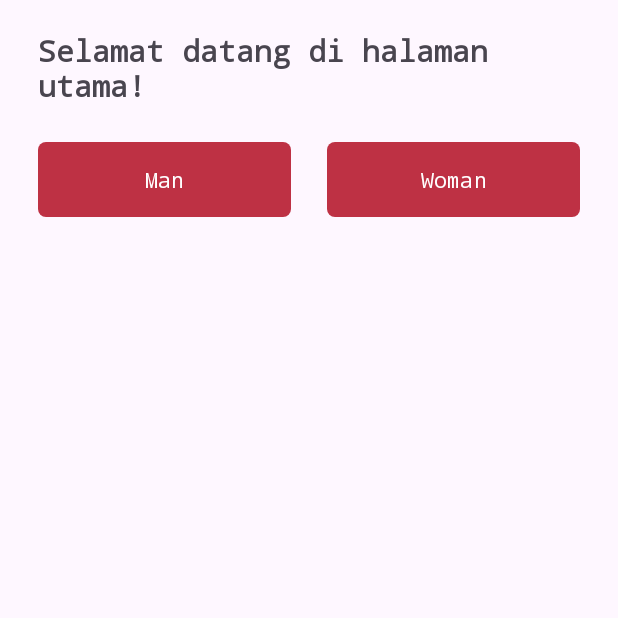
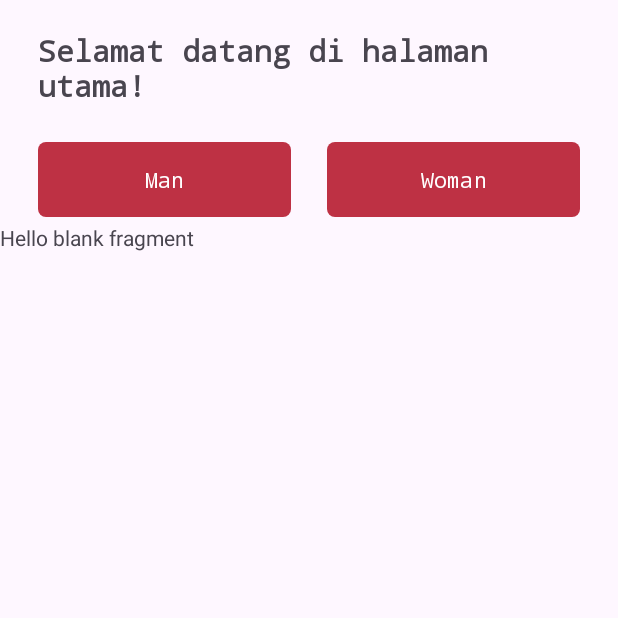
Before and after one commit to nandah4/app-bmi-calculator, an Android app: the screen it shows after launch (HomeActivity), after a tap on "Masuk ke Halaman Utama", on a phone screen of 412 x 824 dp, the top half of it. Run offline under Robolectric (Android 15) with nearby library versions, the phone set to English and light mode, and no system bars.

```diff
--- a/app/src/main/java/com/example/bmicalculator/HomeActivity.kt
+++ b/app/src/main/java/com/example/bmicalculator/HomeActivity.kt
@@ -1,21 +1,34 @@
 package com.example.bmicalculator
 
 import android.os.Bundle
-import androidx.fragment.app.Fragment
-import android.view.LayoutInflater
-import android.view.View
-import android.view.ViewGroup
 import androidx.appcompat.app.AppCompatActivity
 import com.example.bmicalculator.databinding.ActivityHomeBinding
 
 
 class HomeActivity : AppCompatActivity() {
 
-    private lateinit var binding : ActivityHomeBinding
+    private lateinit var binding: ActivityHomeBinding
 
     override fun onCreate(savedInstanceState: Bundle?) {
         super.onCreate(savedInstanceState)
         binding = ActivityHomeBinding.inflate(layoutInflater)
         setContentView(binding.root)
+
+        val mFragmentManager = supportFragmentManager
+        val fragmentMan = ManFragment()
+
+
+
+        mFragmentManager.beginTransaction()
+            .setReorderingAllowed(true)
+            .add(R.id.container_fragment_home, fragmentMan, ManFragment::class.java.simpleName)
+            .commit()
+
+        binding.btnMan.setOnClickListener {
+            mFragmentManager.beginTransaction()
+                .setReorderingAllowed(true)
+                .add(R.id.container_fragment_home, fragmentMan, ManFragment::class.java.simpleName)
+                .commit()
+        }
     }
 }
--- /dev/null
+++ b/app/src/main/java/com/example/bmicalculator/ManFragment.kt
@@ -0,0 +1,59 @@
+package com.example.bmicalculator
+
+import android.os.Bundle
+import androidx.fragment.app.Fragment
+import android.view.LayoutInflater
+import android.view.View
+import android.view.ViewGroup
+
+// TODO: Rename parameter arguments, choose names that match
+// the fragment initialization parameters, e.g. ARG_ITEM_NUMBER
+private const val ARG_PARAM1 = "param1"
+private const val ARG_PARAM2 = "param2"
+
+/**
+ * A simple [Fragment] subclass.
+ * Use the [ManFragment.newInstance] factory method to
+ * create an instance of this fragment.
+ */
+class ManFragment : Fragment() {
+    // TODO: Rename and change types of parameters
+    private var param1: String? = null
+    private var param2: String? = null
+
+    override fun onCreate(savedInstanceState: Bundle?) {
+        super.onCreate(savedInstanceState)
+        arguments?.let {
+            param1 = it.getString(ARG_PARAM1)
+            param2 = it.getString(ARG_PARAM2)
+        }
+    }
+
+    override fun onCreateView(
+        inflater: LayoutInflater, container: ViewGroup?,
+        savedInstanceState: Bundle?
+    ): View? {
+        // Inflate the layout for this fragment
+        return inflater.inflate(R.layout.fragment_man, container, false)
+    }
+
+    companion object {
+        /**
+         * Use this factory method to create a new instance of
+         * this fragment using the provided parameters.
+         *
+         * @param param1 Parameter 1.
+         * @param param2 Parameter 2.
+         * @return A new instance of fragment ManFragment.
+         */
+        // TODO: Rename and change types and number of parameters
+        @JvmStatic
+        fun newInstance(param1: String, param2: String) =
+            ManFragment().apply {
+                arguments = Bundle().apply {
+                    putString(ARG_PARAM1, param1)
+                    putString(ARG_PARAM2, param2)
+                }
+            }
+    }
+}
--- a/app/src/main/java/com/example/bmicalculator/OnBoardScreenFragment.kt
+++ b/app/src/main/java/com/example/bmicalculator/OnBoardScreenFragment.kt
@@ -2,10 +2,10 @@ package com.example.bmicalculator
 
 import android.content.Intent
 import android.os.Bundle
-import androidx.fragment.app.Fragment
 import android.view.LayoutInflater
 import android.view.View
 import android.view.ViewGroup
+import androidx.fragment.app.Fragment
 import com.example.bmicalculator.databinding.FragmentOnBoardScreenBinding
 
 class OnBoardScreenFragment : Fragment() {
@@ -27,6 +27,7 @@ class OnBoardScreenFragment : Fragment() {
         binding.btnNextMain.setOnClickListener {
             val intentNext = Intent(requireContext(), HomeActivity::class.java)
             startActivity(intentNext)
+            requireActivity().finish()
         }
     }
 
--- a/app/src/main/res/layout/activity_home.xml
+++ b/app/src/main/res/layout/activity_home.xml
@@ -43,6 +43,7 @@
         style="@style/StyleBtnHome" />
 
     <androidx.fragment.app.FragmentContainerView
+        android:id="@+id/container_fragment_home"
         android:layout_width="match_parent"
         android:layout_height="0dp"
         app:layout_constraintBottom_toBottomOf="parent"
--- /dev/null
+++ b/app/src/main/res/layout/fragment_man.xml
@@ -0,0 +1,14 @@
+<?xml version="1.0" encoding="utf-8"?>
+<FrameLayout xmlns:android="http://schemas.android.com/apk/res/android"
+    xmlns:tools="http://schemas.android.com/tools"
+    android:layout_width="match_parent"
+    android:layout_height="match_parent"
+    tools:context=".ManFragment">
+
+    <!-- TODO: Update blank fragment layout -->
+    <TextView
+        android:layout_width="match_parent"
+        android:layout_height="match_parent"
+        android:text="@string/hello_blank_fragment" />
+
+</FrameLayout>
```
